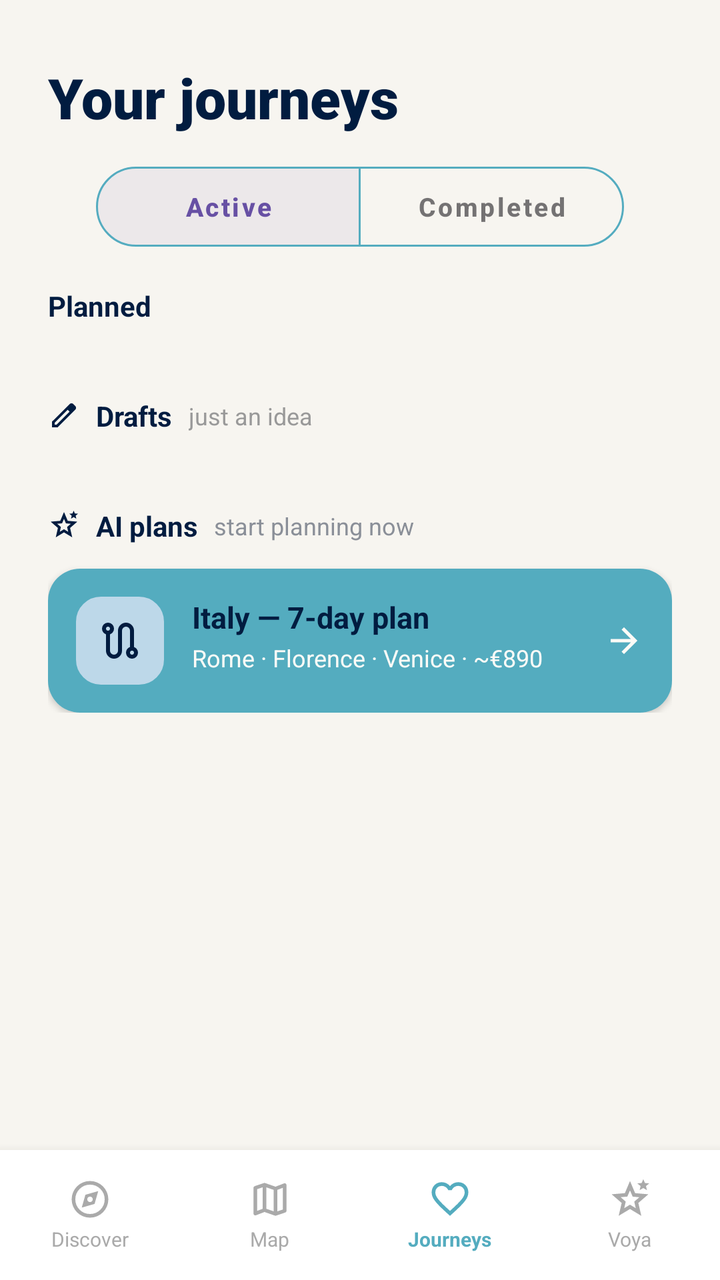
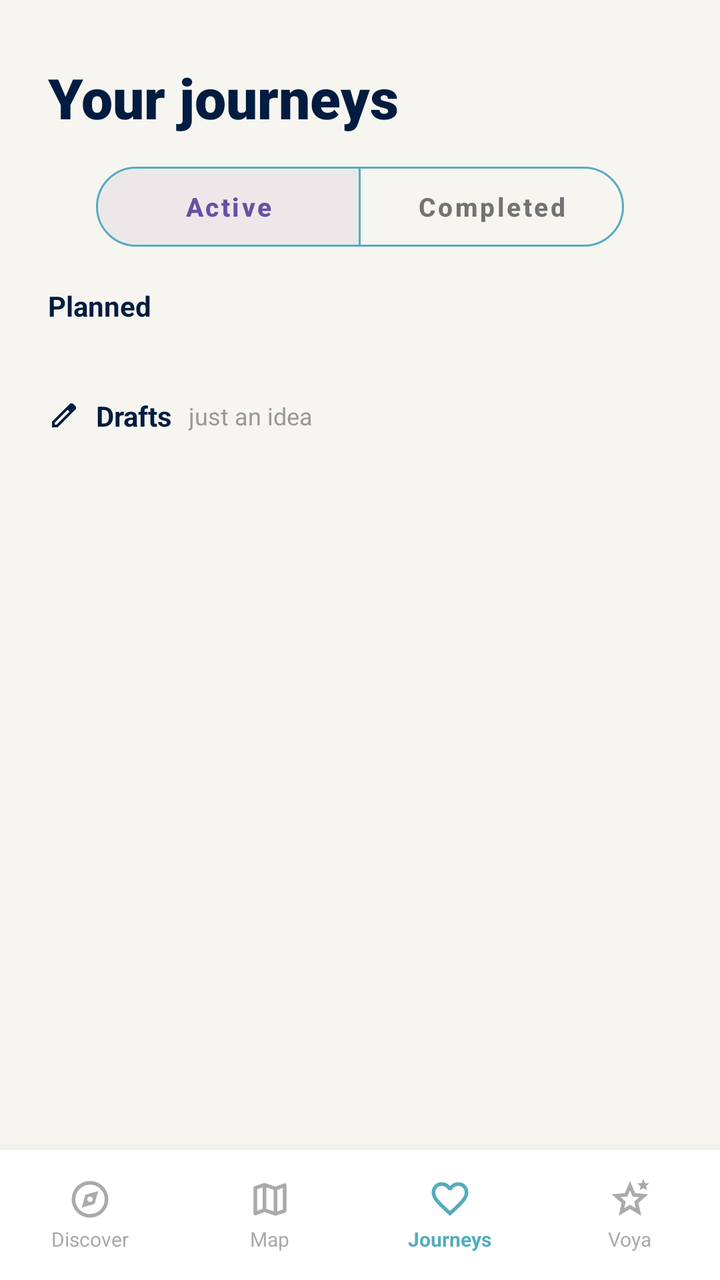

The first picture is an Android layout as it rendered before a commit; the second is the same layout after the commit. The layout source and the unified diff follow.
<!-- AndroidManifest.xml: application theme Theme.Mobile_app -->
<!-- res/layout/activity_journey.xml -->
<?xml version="1.0" encoding="utf-8"?>
<androidx.constraintlayout.widget.ConstraintLayout
    xmlns:android="http://schemas.android.com/apk/res/android"
    xmlns:app="http://schemas.android.com/apk/res-auto"
    android:id="@+id/wishlistRoot"
    android:layout_width="match_parent"
    android:layout_height="match_parent"
    android:background="@color/bg">

    <TextView
        android:id="@+id/txtWishlistTitle"
        android:layout_width="wrap_content"
        android:layout_height="wrap_content"
        android:layout_marginStart="24dp"
        android:layout_marginTop="30dp"
        android:text="Your journeys"
        android:textColor="@color/navy_blue_1"
        android:textSize="28sp"
        android:fontFamily="sans-serif-black"
        android:textStyle="bold"
        app:layout_constraintStart_toStartOf="parent"
        app:layout_constraintTop_toTopOf="parent" />

    <com.google.android.material.button.MaterialButtonToggleGroup
        android:id="@+id/toggleGroupJourney"
        android:layout_width="match_parent"
        android:layout_height="40dp"
        android:layout_marginHorizontal="48dp"
        android:layout_marginTop="16dp"
        app:singleSelection="true"
        app:selectionRequired="true"
        app:checkedButton="@id/btnTabActive"
        app:cornerRadius="30dp"
        app:layout_constraintTop_toBottomOf="@id/txtWishlistTitle"
        app:layout_constraintStart_toStartOf="parent"
        app:layout_constraintEnd_toEndOf="parent">

        <com.google.android.material.button.MaterialButton
            android:id="@+id/btnTabActive"
            style="@style/Widget.MaterialComponents.Button.OutlinedButton"
            android:layout_width="0dp"
            android:layout_height="match_parent"
            android:layout_weight="1"
            android:text="Active"
            android:textAllCaps="false"
            android:textStyle="bold"
            android:textSize="13sp"
            android:padding="0dp"
            android:insetTop="0dp"
            android:insetBottom="0dp"
            app:cornerRadius="20dp"
            app:strokeColor="@color/light_turq_1" />

        <com.google.android.material.button.MaterialButton
            android:id="@+id/btnTabCompleted"
            style="@style/Widget.MaterialComponents.Button.OutlinedButton"
            android:layout_width="0dp"
            android:layout_height="match_parent"
            android:layout_weight="1"
            android:text="Completed"
            android:textAllCaps="false"
            android:textStyle="bold"
            android:textSize="13sp"
            android:padding="0dp"
            android:insetTop="0dp"
            android:insetBottom="0dp"
            app:cornerRadius="20dp"
            app:strokeColor="@color/light_turq_1" />
    </com.google.android.material.button.MaterialButtonToggleGroup>

    <androidx.core.widget.NestedScrollView
        android:layout_width="match_parent"
        android:layout_height="0dp"
        android:layout_marginTop="12dp"
        app:layout_constraintTop_toBottomOf="@id/toggleGroupJourney"
        app:layout_constraintBottom_toTopOf="@id/bottomNav"
        app:layout_constraintStart_toStartOf="parent"
        app:layout_constraintEnd_toEndOf="parent">

        <LinearLayout
            android:layout_width="match_parent"
            android:layout_height="wrap_content"
            android:orientation="vertical"
            android:paddingHorizontal="24dp"
            android:paddingBottom="24dp">

            <LinearLayout
                android:id="@+id/containerActiveSection"
                android:layout_width="match_parent"
                android:layout_height="wrap_content"
                android:orientation="vertical"
                android:visibility="visible">

                <TextView
                    android:layout_width="wrap_content"
                    android:layout_height="wrap_content"
                    android:layout_marginTop="8dp"
                    android:text="Planned"
                    android:textColor="@color/navy_blue_1"
                    android:textSize="14sp"
                    android:textStyle="bold" />

                
                <androidx.recyclerview.widget.RecyclerView
                    android:id="@+id/recyclerPlanned"
                    android:layout_width="match_parent"
                    android:layout_height="wrap_content"
                    android:layout_marginTop="12dp"
                    android:nestedScrollingEnabled="false" />

                <TextView
                    android:id="@+id/txtNoPlannedTrips"
                    android:layout_width="match_parent"
                    android:layout_height="wrap_content"
                    android:layout_marginTop="12dp"
                    android:gravity="center"
                    android:text="No planned trips yet"
                    android:textColor="#999999"
                    android:textSize="13sp"
                    android:visibility="gone" />

                <LinearLayout
                    android:layout_width="match_parent"
                    android:layout_height="wrap_content"
                    android:gravity="center_vertical"
                    android:orientation="horizontal"
                    android:layout_marginTop="24dp">
                    <ImageView android:layout_width="16dp" android:layout_height="16dp" android:src="@drawable/ic_edit" app:tint="@color/navy_blue_1" />
                    <TextView android:layout_width="wrap_content" android:layout_height="wrap_content" android:layout_marginStart="8dp" android:text="Drafts" android:textColor="@color/navy_blue_1" android:textSize="14sp" android:textStyle="bold" />
                    <TextView android:layout_width="wrap_content" android:layout_height="wrap_content" android:layout_marginStart="8dp" android:text="just an idea" android:textColor="#999999" android:textSize="12sp" />
                </LinearLayout>

                
                <androidx.recyclerview.widget.RecyclerView
                    android:id="@+id/recyclerDrafts"
                    android:layout_width="match_parent"
                    android:layout_height="wrap_content"
                    android:layout_marginTop="12dp"
                    android:orientation="horizontal"
                    android:clipToPadding="false"
                    android:nestedScrollingEnabled="false" />

                <TextView
                    android:id="@+id/txtNoDrafts"
                    android:layout_width="match_parent"
                    android:layout_height="wrap_content"
                    android:layout_marginTop="12dp"
                    android:gravity="center"
                    android:text="No drafts yet"
                    android:textColor="#999999"
                    android:textSize="13sp"
                    android:visibility="gone" />

                <LinearLayout
                    android:layout_width="match_parent"
                    android:layout_height="wrap_content"
                    android:gravity="center_vertical"
                    android:orientation="horizontal"
                    android:layout_marginTop="24dp">
                    <ImageView android:layout_width="16dp" android:layout_height="16dp" android:src="@drawable/ic_ai" app:tint="@color/navy_blue_1" />
                    <TextView android:layout_width="wrap_content" android:layout_height="wrap_content" android:layout_marginStart="8dp" android:text="AI plans" android:textColor="@color/navy_blue_1" android:textSize="14sp" android:textStyle="bold" />
                    <TextView android:layout_width="wrap_content" android:layout_height="wrap_content" android:layout_marginStart="8dp" android:text="start planning now" android:textColor="@color/text_muted" android:textSize="12sp" />
                </LinearLayout>

                
                <androidx.cardview.widget.CardView
                    android:layout_width="match_parent"
                    android:layout_height="wrap_content"
                    android:layout_marginTop="12dp"
                    app:cardBackgroundColor="@color/white"
                    app:cardCornerRadius="16dp"
                    app:cardElevation="2dp">
                    <androidx.constraintlayout.widget.ConstraintLayout android:layout_width="match_parent" android:layout_height="wrap_content" android:padding="14dp" android:background="@color/light_turq_1">
                        <ImageView
                            android:id="@+id/imgAiBadge"
                            android:layout_width="44dp"
                            android:layout_height="44dp"
                            android:background="@drawable/bg_input_field"
                            android:backgroundTint="@color/sky_blue_2"
                            android:padding="10dp"
                            android:src="@drawable/ic_route"
                            app:tint="@color/navy_blue_1"
                            app:layout_constraintStart_toStartOf="parent"
                            app:layout_constraintTop_toTopOf="parent"
                            app:layout_constraintBottom_toBottomOf="parent" />

                        <TextView android:id="@+id/txtAiPlanTitle" android:layout_width="0dp" android:layout_height="wrap_content" android:layout_marginStart="14dp" android:text="Italy — 7-day plan" android:textColor="@color/navy_blue_1" android:textSize="15sp" android:textStyle="bold" app:layout_constraintStart_toEndOf="@id/imgAiBadge" app:layout_constraintTop_toTopOf="@id/imgAiBadge" app:layout_constraintEnd_toStartOf="@id/btnArrowForward" />
                        <TextView android:layout_width="0dp" android:layout_height="wrap_content" android:layout_marginTop="2dp" android:text="Rome · Florence · Venice · ~€890" android:textColor="@color/cream" android:textSize="12sp" android:maxLines="1" android:ellipsize="end" app:layout_constraintStart_toStartOf="@id/txtAiPlanTitle" app:layout_constraintTop_toBottomOf="@id/txtAiPlanTitle" app:layout_constraintEnd_toStartOf="@id/btnArrowForward" />
                        <ImageView android:id="@+id/btnArrowForward" android:layout_width="20dp" android:layout_height="20dp" android:src="@drawable/ic_arrow_forward" app:tint="@color/cream" app:layout_constraintEnd_toEndOf="parent" app:layout_constraintTop_toTopOf="parent" app:layout_constraintBottom_toBottomOf="parent" />
                    </androidx.constraintlayout.widget.ConstraintLayout>
                </androidx.cardview.widget.CardView>
            </LinearLayout>

            <LinearLayout
                android:id="@+id/containerCompletedSection"
                android:layout_width="match_parent"
                android:layout_height="wrap_content"
                android:orientation="vertical"
                android:visibility="gone"
                android:layout_marginTop="8dp">

                <TextView
                    android:layout_width="wrap_content"
                    android:layout_height="wrap_content"
                    android:text="Past adventures"
                    android:textColor="@color/navy_blue_1"
                    android:textSize="14sp"
                    android:textStyle="bold" />

                
                <androidx.recyclerview.widget.RecyclerView
                    android:id="@+id/recyclerCompleted"
                    android:layout_width="match_parent"
                    android:layout_height="wrap_content"
                    android:layout_marginTop="12dp"
                    android:nestedScrollingEnabled="false" />

                <TextView
                    android:id="@+id/txtNoCompletedTrips"
                    android:layout_width="match_parent"
                    android:layout_height="wrap_content"
                    android:layout_marginTop="12dp"
                    android:gravity="center"
                    android:text="No completed trips yet"
                    android:textColor="#999999"
                    android:textSize="13sp"
                    android:visibility="gone" />
            </LinearLayout>

        </LinearLayout>
    </androidx.core.widget.NestedScrollView>

    <LinearLayout
        android:id="@+id/bottomNav"
        android:layout_width="match_parent"
        android:layout_height="65dp"
        android:background="@color/white"
        android:elevation="8dp"
        android:orientation="horizontal"
        android:weightSum="4"
        app:layout_constraintBottom_toBottomOf="parent"
        app:layout_constraintStart_toStartOf="parent"
        app:layout_constraintEnd_toEndOf="parent">
        <LinearLayout
            android:layout_width="0dp"
            android:layout_height="match_parent"
            android:layout_weight="1"
            android:gravity="center"
            android:orientation="vertical">
            <ImageView
                android:layout_width="22dp"
                android:layout_height="22dp"
                android:src="@drawable/ic_discover"
                app:tint="#AAAAAA" />
            <TextView
                android:layout_width="wrap_content"
                android:layout_height="wrap_content"
                android:layout_marginTop="2dp"
                android:text="@string/nav_discover"
                android:textColor="#AAAAAA"
                android:textSize="10sp" />
        </LinearLayout>
        <LinearLayout
            android:layout_width="0dp"
            android:layout_height="match_parent"
            android:layout_weight="1"
            android:gravity="center"
            android:orientation="vertical">
            <ImageView
                android:layout_width="22dp"
                android:layout_height="22dp"
                android:src="@drawable/ic_map"
                app:tint="#AAAAAA" />
            <TextView
                android:layout_width="wrap_content"
                android:layout_height="wrap_content"
                android:layout_marginTop="2dp"
                android:text="@string/nav_map"
                android:textColor="#AAAAAA"
                android:textSize="10sp" />
        </LinearLayout>

        <LinearLayout
            android:layout_width="0dp"
            android:layout_height="match_parent"
            android:layout_weight="1"
            android:gravity="center"
            android:orientation="vertical">
            <ImageView
                android:layout_width="22dp"
                android:layout_height="22dp"
                android:src="@drawable/ic_heart"
                app:tint="@color/light_turq_1" />
            <TextView
                android:layout_width="wrap_content"
                android:layout_height="wrap_content"
                android:layout_marginTop="2dp"
                android:text="@string/nav_wishlist"
                android:textColor="@color/light_turq_1"
                android:textSize="10sp"
                android:textStyle="bold" />
        </LinearLayout>
        <LinearLayout
            android:layout_width="0dp"
            android:layout_height="match_parent"
            android:layout_weight="1"
            android:gravity="center"
            android:orientation="vertical">
            <ImageView
                android:layout_width="22dp"
                android:layout_height="22dp"
                android:src="@drawable/ic_ai"
                app:tint="#AAAAAA" />
            <TextView
                android:layout_width="wrap_content"
                android:layout_height="wrap_content"
                android:layout_marginTop="2dp"
                android:text="@string/nav_ai"
                android:textColor="#AAAAAA"
                android:textSize="10sp" />
        </LinearLayout>
    </LinearLayout>

</androidx.constraintlayout.widget.ConstraintLayout>
<!-- resources referenced by this layout -->
<resources>
  <color name="bg">#F7F5F0</color>
  <color name="cream">#FDFBF7</color>
  <color name="light_turq_1">#54ACBF</color>
  <color name="navy_blue_1">#011C40</color>
  <color name="sky_blue_2">#BDD8E9</color>
  <color name="text_muted">#8A8F98</color>
  <color name="white">#FFFFFFFF</color>
  <!-- drawable bg_input_field (drawable) -->
  <shape xmlns:android="http://schemas.android.com/apk/res/android"
      android:shape="rectangle">
      <corners android:radius="12dp" />
      <solid android:color="@color/bg" />
      <stroke android:width="1dp" android:color="#E0E0E0" />
  </shape>
  <!-- drawable ic_ai (drawable) -->
  <vector xmlns:android="http://schemas.android.com/apk/res/android"
      android:width="24dp"
      android:height="24dp"
      android:viewportWidth="960"
      android:viewportHeight="960">
    <path
        android:pathData="m354,673 l126,-76 126,77 -33,-144 111,-96 -146,-13 -58,-136 -58,135 -146,13 111,97 -33,143ZM233,840l65,-281L80,370l288,-25 112,-265 112,265 288,25 -218,189 65,281 -247,-149 -247,149ZM690,280 L711,191 640,132 734,124 770,40 806,124 900,132 829,191 850,280 770,233 690,280ZM480,479Z"
        android:fillColor="#1f1f1f"/>
  </vector>
  <!-- drawable ic_arrow_forward (drawable) -->
  <vector xmlns:android="http://schemas.android.com/apk/res/android"
      android:width="24dp"
      android:height="24dp"
      android:viewportWidth="960"
      android:viewportHeight="960">
    <path
        android:pathData="M647,520L160,520v-80h487L423,216l57,-56 320,320 -320,320 -57,-56 224,-224Z"
        android:fillColor="#1f1f1f"/>
  </vector>
  <!-- drawable ic_route (drawable) -->
  <vector xmlns:android="http://schemas.android.com/apk/res/android"
      android:width="24dp"
      android:height="24dp"
      android:viewportWidth="960"
      android:viewportHeight="960"
      android:tint="@android:color/black">
      <path
          android:fillColor="@android:color/white"
          android:pathData="M247,793Q200,746 200,680L200,353Q165,340 142.5,309.5Q120,279 120,240Q120,190 155,155Q190,120 240,120Q290,120 325,155Q360,190 360,240Q360,279 337.5,309.5Q315,340 280,353L280,680Q280,713 303.5,736.5Q327,760 360,760Q393,760 416.5,736.5Q440,713 440,680L440,280Q440,214 487,167Q534,120 600,120Q666,120 713,167Q760,214 760,280L760,607Q795,620 817.5,650.5Q840,681 840,720Q840,770 805,805Q770,840 720,840Q670,840 635,805Q600,770 600,720Q600,681 622.5,650Q645,619 680,607L680,280Q680,247 656.5,223.5Q633,200 600,200Q567,200 543.5,223.5Q520,247 520,280L520,680Q520,746 473,793Q426,840 360,840Q294,840 247,793ZM240,280Q257,280 268.5,268.5Q280,257 280,240Q280,223 268.5,211.5Q257,200 240,200Q223,200 211.5,211.5Q200,223 200,240Q200,257 211.5,268.5Q223,280 240,280ZM720,760Q737,760 748.5,748.5Q760,737 760,720Q760,703 748.5,691.5Q737,680 720,680Q703,680 691.5,691.5Q680,703 680,720Q680,737 691.5,748.5Q703,760 720,760ZM240,240Q240,240 240,240Q240,240 240,240Q240,240 240,240Q240,240 240,240Q240,240 240,240Q240,240 240,240Q240,240 240,240Q240,240 240,240ZM720,720Q720,720 720,720Q720,720 720,720Q720,720 720,720Q720,720 720,720Q720,720 720,720Q720,720 720,720Q720,720 720,720Q720,720 720,720Z"/>
  </vector>
  <string name="nav_ai">Voya</string>
  <string name="nav_discover">Discover</string>
  <string name="nav_map">Map</string>
  <string name="nav_wishlist">Journeys</string>
  <style name="Theme.Mobile_app" parent="Base.Theme.Mobile_app">
          <item name="android:windowBackground">@color/bg</item>
      </style>
  <style name="Base.Theme.Mobile_app" parent="Theme.Material3.DayNight.NoActionBar">
          <item name="android:windowActivityTransitions">true</item>
          <item name="android:windowIsTranslucent">false</item>
          <item name="android:statusBarColor">@android:color/transparent</item>
          <item name="android:navigationBarColor">@android:color/transparent</item>
          <item name="android:windowLayoutInDisplayCutoutMode" tools:targetApi="o_mr1">shortEdges</item>
      </style>
  <!-- unchanged entries left out for length: 4 -->
</resources>

<!-- the commit's change to res/layout/activity_journey.xml (unified diff, before → after) -->
@@ -150,45 +150,6 @@
                     android:textColor="#999999"
                     android:textSize="13sp"
                     android:visibility="gone" />
-
-                <LinearLayout
-                    android:layout_width="match_parent"
-                    android:layout_height="wrap_content"
-                    android:gravity="center_vertical"
-                    android:orientation="horizontal"
-                    android:layout_marginTop="24dp">
-                    <ImageView android:layout_width="16dp" android:layout_height="16dp" android:src="@drawable/ic_ai" app:tint="@color/navy_blue_1" />
-                    <TextView android:layout_width="wrap_content" android:layout_height="wrap_content" android:layout_marginStart="8dp" android:text="AI plans" android:textColor="@color/navy_blue_1" android:textSize="14sp" android:textStyle="bold" />
-                    <TextView android:layout_width="wrap_content" android:layout_height="wrap_content" android:layout_marginStart="8dp" android:text="start planning now" android:textColor="@color/text_muted" android:textSize="12sp" />
-                </LinearLayout>
-
-                
-                <androidx.cardview.widget.CardView
-                    android:layout_width="match_parent"
-                    android:layout_height="wrap_content"
-                    android:layout_marginTop="12dp"
-                    app:cardBackgroundColor="@color/white"
-                    app:cardCornerRadius="16dp"
-                    app:cardElevation="2dp">
-                    <androidx.constraintlayout.widget.ConstraintLayout android:layout_width="match_parent" android:layout_height="wrap_content" android:padding="14dp" android:background="@color/light_turq_1">
-                        <ImageView
-                            android:id="@+id/imgAiBadge"
-                            android:layout_width="44dp"
-                            android:layout_height="44dp"
-                            android:background="@drawable/bg_input_field"
-                            android:backgroundTint="@color/sky_blue_2"
-                            android:padding="10dp"
-                            android:src="@drawable/ic_route"
-                            app:tint="@color/navy_blue_1"
-                            app:layout_constraintStart_toStartOf="parent"
-                            app:layout_constraintTop_toTopOf="parent"
-                            app:layout_constraintBottom_toBottomOf="parent" />
-
-                        <TextView android:id="@+id/txtAiPlanTitle" android:layout_width="0dp" android:layout_height="wrap_content" android:layout_marginStart="14dp" android:text="Italy — 7-day plan" android:textColor="@color/navy_blue_1" android:textSize="15sp" android:textStyle="bold" app:layout_constraintStart_toEndOf="@id/imgAiBadge" app:layout_constraintTop_toTopOf="@id/imgAiBadge" app:layout_constraintEnd_toStartOf="@id/btnArrowForward" />
-                        <TextView android:layout_width="0dp" android:layout_height="wrap_content" android:layout_marginTop="2dp" android:text="Rome · Florence · Venice · ~€890" android:textColor="@color/cream" android:textSize="12sp" android:maxLines="1" android:ellipsize="end" app:layout_constraintStart_toStartOf="@id/txtAiPlanTitle" app:layout_constraintTop_toBottomOf="@id/txtAiPlanTitle" app:layout_constraintEnd_toStartOf="@id/btnArrowForward" />
-                        <ImageView android:id="@+id/btnArrowForward" android:layout_width="20dp" android:layout_height="20dp" android:src="@drawable/ic_arrow_forward" app:tint="@color/cream" app:layout_constraintEnd_toEndOf="parent" app:layout_constraintTop_toTopOf="parent" app:layout_constraintBottom_toBottomOf="parent" />
-                    </androidx.constraintlayout.widget.ConstraintLayout>
-                </androidx.cardview.widget.CardView>
             </LinearLayout>
 
             <LinearLayout
<!-- resource entries referenced after the edit -->
@@ -1,19 +1,9 @@
 <!-- resources referenced by this layout -->
 <resources>
   <color name="bg">#F7F5F0</color>
-  <color name="cream">#FDFBF7</color>
   <color name="light_turq_1">#54ACBF</color>
   <color name="navy_blue_1">#011C40</color>
-  <color name="sky_blue_2">#BDD8E9</color>
-  <color name="text_muted">#8A8F98</color>
   <color name="white">#FFFFFFFF</color>
-  <!-- drawable bg_input_field (drawable) -->
-  <shape xmlns:android="http://schemas.android.com/apk/res/android"
-      android:shape="rectangle">
-      <corners android:radius="12dp" />
-      <solid android:color="@color/bg" />
-      <stroke android:width="1dp" android:color="#E0E0E0" />
-  </shape>
   <!-- drawable ic_ai (drawable) -->
   <vector xmlns:android="http://schemas.android.com/apk/res/android"
       android:width="24dp"
@@ -23,27 +13,6 @@
     <path
         android:pathData="m354,673 l126,-76 126,77 -33,-144 111,-96 -146,-13 -58,-136 -58,135 -146,13 111,97 -33,143ZM233,840l65,-281L80,370l288,-25 112,-265 112,265 288,25 -218,189 65,281 -247,-149 -247,149ZM690,280 L711,191 640,132 734,124 770,40 806,124 900,132 829,191 850,280 770,233 690,280ZM480,479Z"
         android:fillColor="#1f1f1f"/>
-  </vector>
-  <!-- drawable ic_arrow_forward (drawable) -->
-  <vector xmlns:android="http://schemas.android.com/apk/res/android"
-      android:width="24dp"
-      android:height="24dp"
-      android:viewportWidth="960"
-      android:viewportHeight="960">
-    <path
-        android:pathData="M647,520L160,520v-80h487L423,216l57,-56 320,320 -320,320 -57,-56 224,-224Z"
-        android:fillColor="#1f1f1f"/>
-  </vector>
-  <!-- drawable ic_route (drawable) -->
-  <vector xmlns:android="http://schemas.android.com/apk/res/android"
-      android:width="24dp"
-      android:height="24dp"
-      android:viewportWidth="960"
-      android:viewportHeight="960"
-      android:tint="@android:color/black">
-      <path
-          android:fillColor="@android:color/white"
-          android:pathData="M247,793Q200,746 200,680L200,353Q165,340 142.5,309.5Q120,279 120,240Q120,190 155,155Q190,120 240,120Q290,120 325,155Q360,190 360,240Q360,279 337.5,309.5Q315,340 280,353L280,680Q280,713 303.5,736.5Q327,760 360,760Q393,760 416.5,736.5Q440,713 440,680L440,280Q440,214 487,167Q534,120 600,120Q666,120 713,167Q760,214 760,280L760,607Q795,620 817.5,650.5Q840,681 840,720Q840,770 805,805Q770,840 720,840Q670,840 635,805Q600,770 600,720Q600,681 622.5,650Q645,619 680,607L680,280Q680,247 656.5,223.5Q633,200 600,200Q567,200 543.5,223.5Q520,247 520,280L520,680Q520,746 473,793Q426,840 360,840Q294,840 247,793ZM240,280Q257,280 268.5,268.5Q280,257 280,240Q280,223 268.5,211.5Q257,200 240,200Q223,200 211.5,211.5Q200,223 200,240Q200,257 211.5,268.5Q223,280 240,280ZM720,760Q737,760 748.5,748.5Q760,737 760,720Q760,703 748.5,691.5Q737,680 720,680Q703,680 691.5,691.5Q680,703 680,720Q680,737 691.5,748.5Q703,760 720,760ZM240,240Q240,240 240,240Q240,240 240,240Q240,240 240,240Q240,240 240,240Q240,240 240,240Q240,240 240,240Q240,240 240,240Q240,240 240,240ZM720,720Q720,720 720,720Q720,720 720,720Q720,720 720,720Q720,720 720,720Q720,720 720,720Q720,720 720,720Q720,720 720,720Q720,720 720,720Z"/>
   </vector>
   <string name="nav_ai">Voya</string>
   <string name="nav_discover">Discover</string>
